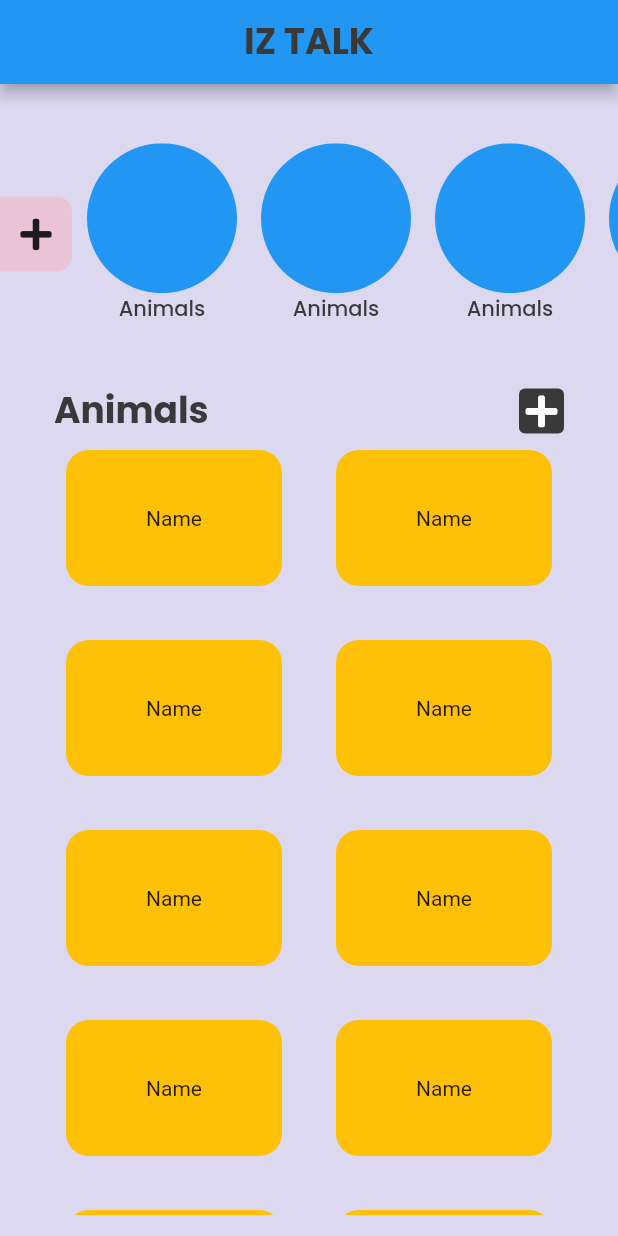
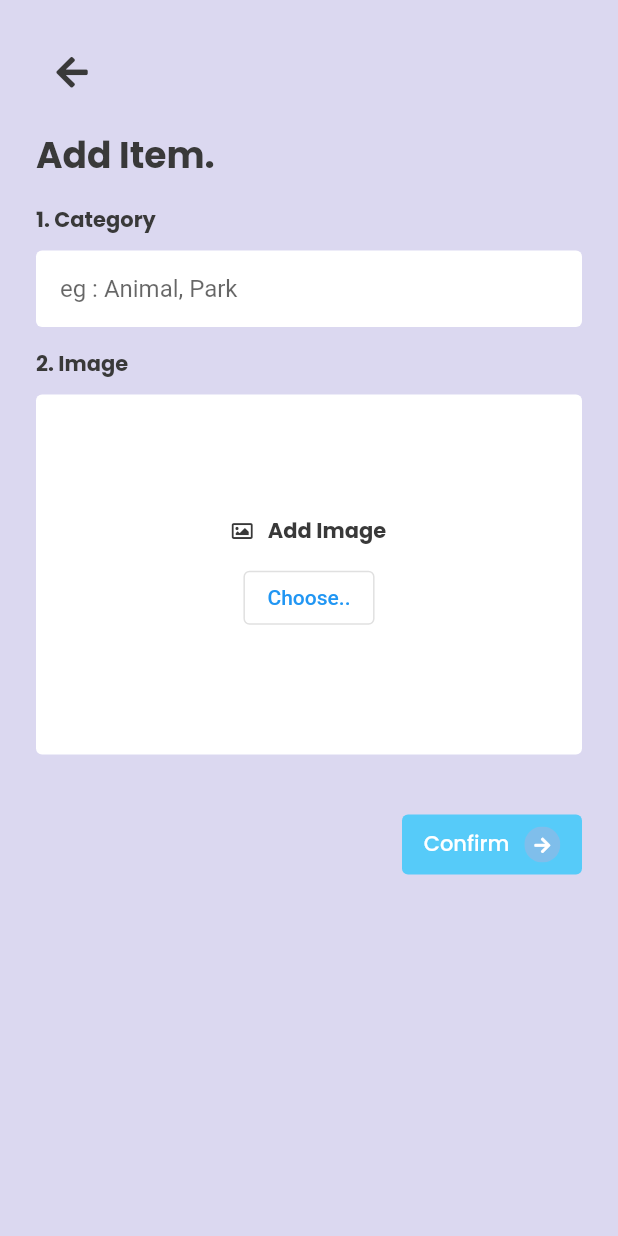
Before and after one commit to SyahidSamad/appfyp, a Flutter app: the screen it shows after launch, after a tap on an icon or button, on a phone screen of 412 x 824 dp. Run offline on Flutter 3.47's test engine with Material 2 defaults, Android fonts, the phone set to English and light mode, and no system bars; our stand-ins replace font_awesome_flutter.

Commit message:
ui: Tambah Add Item Page

```diff
--- a/lib/styles/globalColor.dart
+++ b/lib/styles/globalColor.dart
@@ -3,3 +3,7 @@ import 'package:flutter/material.dart';
 Color primaryColor = Color(0xffDBD8F0);
 Color buttonColor = Color(0xffEAC5D8);
 Color textColor = Color(0xff393939);
+Color bottomCardItemColor = Color(0xffAFBED1);
+Color splashColor = Colors.grey[100].withOpacity(0.4);
+Color confirmButtonColor = Color(0xff56CBF9);
+Color clipOvalColor = Color(0xff7FBEEB);
--- a/lib/styles/globalStyles.dart
+++ b/lib/styles/globalStyles.dart
@@ -1,10 +1,21 @@
 import 'package:flutter/material.dart';
 
 TextStyle getFont(double fontSize, FontWeight fontWeight, [Color colors]) {
-  colors = Color(0xff393939);
+  if (colors == null) {
+    colors = Color(0xff393939);
+  }
   return TextStyle(
       color: colors,
       fontSize: fontSize,
       fontFamily: 'Poppins',
       fontWeight: fontWeight);
 }
+
+BoxDecoration getDeco(Color color) {
+  return BoxDecoration(
+    borderRadius: BorderRadius.all(
+      Radius.circular(4.0),
+    ),
+    color: color,
+  );
+}
--- /dev/null
+++ b/lib/view/addCategory.dart
@@ -0,0 +1,165 @@
+import 'package:appfyp/styles/globalColor.dart';
+import 'package:appfyp/styles/globalStyles.dart';
+import 'package:appfyp/widget/confirmButton.dart';
+import 'package:flutter/material.dart';
+import 'package:font_awesome_flutter/font_awesome_flutter.dart';
+
+class AddCategoryScreen extends StatelessWidget {
+  final Map<String, Widget> iconInContainer = {
+    "Image": FaIcon(
+      FontAwesomeIcons.image,
+      size: 14,
+      color: textColor,
+    ),
+    "Sound": FaIcon(
+      FontAwesomeIcons.music,
+      size: 14,
+      color: textColor,
+    ),
+    "Video(Optional)": FaIcon(
+      FontAwesomeIcons.video,
+      size: 14,
+      color: textColor,
+    )
+  };
+  @override
+  Widget build(BuildContext context) {
+    return Scaffold(
+      backgroundColor: primaryColor,
+      body: SafeArea(
+        child: SingleChildScrollView(
+          child: Container(
+            padding: EdgeInsets.all(24),
+            child: Column(
+              crossAxisAlignment: CrossAxisAlignment.start,
+              children: [
+                IconButton(
+                  icon: Icon(
+                    FontAwesomeIcons.arrowLeft,
+                    color: textColor,
+                  ),
+                  onPressed: () {
+                    Navigator.of(context).pop();
+                  },
+                ),
+                SizedBox(
+                  height: 14,
+                ),
+                Text(
+                  'Add Item.',
+                  style: getFont(24, FontWeight.bold),
+                ),
+                SizedBox(
+                  height: 14,
+                ),
+                fieldContainer(),
+                SizedBox(
+                  height: 14,
+                ),
+                addFilesContainer(2, 'Image'),
+                SizedBox(
+                  height: 40,
+                ),
+                Row(
+                  mainAxisAlignment: MainAxisAlignment.end,
+                  children: [
+                    ConfirmButton(),
+                  ],
+                ),
+                SizedBox(
+                  height: 80,
+                ),
+              ],
+            ),
+          ),
+        ),
+      ),
+    );
+  }
+
+  Widget fieldContainer() {
+    return Container(
+      child: Column(
+        crossAxisAlignment: CrossAxisAlignment.start,
+        children: [
+          Text(
+            '1. Category',
+            style: getFont(14, FontWeight.bold),
+          ),
+          SizedBox(
+            height: 10,
+          ),
+          TextField(
+            decoration: InputDecoration(
+              focusedBorder: OutlineInputBorder(
+                //borderSide: BorderSide.none,
+                borderSide: BorderSide(color: textColor, width: 2.0),
+                borderRadius: BorderRadius.circular(4),
+              ),
+              contentPadding: EdgeInsets.all(16),
+              // enabledBorder: OutlineInputBorder(
+              //   borderSide: BorderSide.none,
+              //   borderRadius: BorderRadius.circular(4),
+              // ),
+              fillColor: Colors.white,
+              filled: true,
+              hintText: 'eg : Animal, Park',
+              border: OutlineInputBorder(
+                borderSide: BorderSide.none,
+                borderRadius: BorderRadius.circular(4),
+              ),
+            ),
+          )
+        ],
+      ),
+    );
+  }
+
+  Widget addFilesContainer(int number, String name) {
+    return Container(
+      child: Column(
+        crossAxisAlignment: CrossAxisAlignment.start,
+        children: [
+          Text(
+            '${number.toString()}. $name',
+            style: getFont(14, FontWeight.bold),
+          ),
+          SizedBox(
+            height: 10,
+          ),
+          Container(
+            decoration: getDeco(Colors.white),
+            height: 240,
+            child: Center(
+              child: Column(
+                mainAxisAlignment: MainAxisAlignment.center,
+                children: [
+                  Row(
+                    mainAxisAlignment: MainAxisAlignment.center,
+                    children: [
+                      iconInContainer[name],
+                      SizedBox(
+                        width: 10,
+                      ),
+                      Text(
+                        'Add $name',
+                        style: getFont(14, FontWeight.bold),
+                      ),
+                    ],
+                  ),
+                  SizedBox(
+                    height: 10,
+                  ),
+                  OutlinedButton(
+                    onPressed: () {},
+                    child: Text('Choose..'),
+                  )
+                ],
+              ),
+            ),
+          )
+        ],
+      ),
+    );
+  }
+}
--- a/lib/widget/categoryList.dart
+++ b/lib/widget/categoryList.dart
@@ -1,5 +1,7 @@
 import 'package:appfyp/styles/globalColor.dart';
 import 'package:appfyp/styles/globalStyles.dart';
+import 'package:appfyp/view/addCategory.dart';
+import 'package:appfyp/view/addItemScreen.dart';
 import 'package:flutter/material.dart';
 import 'package:font_awesome_flutter/font_awesome_flutter.dart';
 
@@ -16,15 +18,14 @@ class CategoryList extends StatelessWidget {
                 itemCount: 10 + 1,
                 itemBuilder: (context, int) =>
                     int == 0 ? Container(width: 50) : circleItem()),
-            addButton(),
+            addButton(context),
           ],
         ));
   }
-}
 
-Widget addButton() {
+  Widget addButton(BuildContext context) {
     return Container(
-    height: 50,
+      height: 42,
       decoration: BoxDecoration(
         color: buttonColor,
         borderRadius: BorderRadius.horizontal(
@@ -32,7 +33,12 @@ Widget addButton() {
       ),
       child: IconButton(
         icon: Icon(FontAwesomeIcons.plus),
-      onPressed: () {},
+        onPressed: () {
+          Navigator.push(
+            context,
+            MaterialPageRoute(builder: (context) => AddCategoryScreen()),
+          );
+        },
       ),
     );
   }
@@ -45,16 +51,25 @@ Widget circleItem() {
         children: [
           ClipOval(
             child: Material(
-            color: Colors.blue, // button color
+              //color: Colors.blue, // button color
               child: InkWell(
                 onLongPress: () {
                   print('long tap');
                 },
-              splashColor: Colors.red, // inkwell color
-              child: SizedBox(width: 100, height: 100),
                 onTap: () {
                   print('tap');
                 },
+                splashColor: splashColor,
+                child: Ink(
+                  width: 100,
+                  height: 100,
+                  decoration: BoxDecoration(
+                    image: DecorationImage(
+                      image: AssetImage("assets/images/gambartry.jpeg"),
+                      fit: BoxFit.cover,
+                    ),
+                  ),
+                ),
               ),
             ),
           ),
@@ -66,3 +81,4 @@ Widget circleItem() {
       ),
     );
   }
+}
--- a/lib/widget/categoryPage.dart
+++ b/lib/widget/categoryPage.dart
@@ -1,5 +1,6 @@
 import 'package:appfyp/styles/globalColor.dart';
 import 'package:appfyp/styles/globalStyles.dart';
+import 'package:appfyp/view/addItemScreen.dart';
 import 'package:flutter/material.dart';
 import 'package:font_awesome_flutter/font_awesome_flutter.dart';
 
@@ -10,7 +11,7 @@ class CategoryPage extends StatelessWidget {
       padding: EdgeInsets.symmetric(horizontal: 36),
       child: Column(
         children: [
-          categoryName(),
+          categoryName(context),
           Expanded(child: listOfItem()),
           SizedBox(height: 14)
         ],
@@ -18,7 +19,7 @@ class CategoryPage extends StatelessWidget {
     );
   }
 
-  Widget categoryName() {
+  Widget categoryName(BuildContext context) {
     return Row(
       mainAxisAlignment: MainAxisAlignment.spaceBetween,
       children: [
@@ -26,13 +27,19 @@ class CategoryPage extends StatelessWidget {
           'Animals',
           style: getFont(24, FontWeight.bold),
         ),
-        addItemButton(),
+        addItemButton(context),
       ],
     );
   }
 
-  Widget addItemButton() {
+  Widget addItemButton(BuildContext context) {
     return InkWell(
+      onTap: () {
+        Navigator.push(
+          context,
+          MaterialPageRoute(builder: (context) => AddItemScreen()),
+        );
+      },
       child: Container(
         decoration: BoxDecoration(
             color: textColor,
@@ -49,6 +56,7 @@ class CategoryPage extends StatelessWidget {
 
   Widget listOfItem() {
     return Scrollbar(
+      thickness: 8,
       child: GridView.builder(
           padding: EdgeInsets.only(bottom: 400),
           //shrinkWrap: true,
@@ -63,14 +71,91 @@ class CategoryPage extends StatelessWidget {
   }
 
   Widget itemCard() {
-    return Padding(
-      padding: const EdgeInsets.all(8.0),
-      child: Container(
-        alignment: Alignment.center,
-        child: Text('Name'),
-        decoration: BoxDecoration(
-            color: Colors.amber, borderRadius: BorderRadius.circular(15)),
+    return Card(
+      elevation: 2,
+      child: SizedBox(
+        //height: 100,
+        child: Column(
+          crossAxisAlignment: CrossAxisAlignment.stretch,
+          children: <Widget>[
+            Expanded(
+              flex: 3,
+              child: InkWell(
+                onTap: () {},
+                splashColor: splashColor,
+                child: Ink(
+                    decoration: BoxDecoration(
+                      borderRadius: BorderRadius.only(
+                          topLeft: Radius.circular(4.0),
+                          topRight: Radius.circular(4.0)),
+                      image: DecorationImage(
+                        image: AssetImage("assets/images/gambartry.jpeg"),
+                        fit: BoxFit.cover,
+                      ),
+                    ),
+                    child: Stack(
+                      children: [
+                        Row(
+                          mainAxisAlignment: MainAxisAlignment.end,
+                          children: [_simplePopup()],
+                        )
+                      ],
+                    )),
+              ),
+            ),
+            Expanded(
+              child: Container(
+                decoration: BoxDecoration(
+                    color: bottomCardItemColor,
+                    borderRadius: BorderRadius.only(
+                        bottomLeft: Radius.circular(4.0),
+                        bottomRight: Radius.circular(4.0))),
+                child: Center(
+                    child: Container(
+                  padding: EdgeInsets.symmetric(horizontal: 14),
+                  child: Row(
+                    mainAxisAlignment: MainAxisAlignment.spaceBetween,
+                    children: [
+                      InkWell(
+                          child: Icon(
+                            FontAwesomeIcons.music,
+                            color: textColor,
+                            size: 14,
+                          ),
+                          onTap: () {}),
+                      Text(
+                        "Bottom",
+                        style: getFont(14, FontWeight.w500),
+                      ),
+                      InkWell(
+                          child: Icon(
+                            FontAwesomeIcons.play,
+                            size: 14,
+                            color: textColor,
+                          ),
+                          onTap: () {}),
+                    ],
+                  ),
+                )),
+              ),
+            ),
+          ],
+        ),
       ),
     );
   }
+
+  Widget _simplePopup() => PopupMenuButton<int>(
+        //padding: EdgeInsets.only(left: 14),
+        itemBuilder: (context) => [
+          PopupMenuItem(
+            value: 1,
+            child: Text("First"),
+          ),
+          PopupMenuItem(
+            value: 2,
+            child: Text("Second"),
+          ),
+        ],
+      );
 }
--- /dev/null
+++ b/lib/widget/confirmButton.dart
@@ -0,0 +1,51 @@
+import 'package:appfyp/styles/globalColor.dart';
+import 'package:appfyp/styles/globalStyles.dart';
+import 'package:flutter/material.dart';
+import 'package:font_awesome_flutter/font_awesome_flutter.dart';
+
+class ConfirmButton extends StatelessWidget {
+  @override
+  Widget build(BuildContext context) {
+    return InkWell(
+      splashColor: splashColor,
+      onTap: () {},
+      child: Ink(
+        padding: EdgeInsets.all(4),
+        height: 40,
+        width: 120,
+        decoration: getDeco(confirmButtonColor),
+        child: Center(
+          child: Row(
+            mainAxisAlignment: MainAxisAlignment.center,
+            children: [
+              Text(
+                'Confirm',
+                style: getFont(14, FontWeight.w500, Colors.white),
+              ),
+              SizedBox(
+                width: 10,
+              ),
+              Stack(
+                alignment: Alignment.center,
+                children: [
+                  ClipOval(
+                    child: Container(
+                      height: 24,
+                      width: 24,
+                      color: clipOvalColor,
+                    ),
+                  ),
+                  FaIcon(
+                    FontAwesomeIcons.arrowRight,
+                    size: 12,
+                    color: Colors.white,
+                  ),
+                ],
+              )
+            ],
+          ),
+        ),
+      ),
+    );
+  }
+}
--- a/pubspec.yaml
+++ b/pubspec.yaml
@@ -46,9 +46,8 @@ flutter:
   uses-material-design: true
 
   # To add assets to your application, add an assets section, like this:
-  # assets:
-  #   - images/a_dot_burr.jpeg
-  #   - images/a_dot_ham.jpeg
+  assets:
+    - assets/images/
 
   # An image asset can refer to one or more resolution-specific "variants", see
   # https://flutter.dev/assets-and-images/#resolution-aware.
```
Also changed, not shown: lib/view/addItemScreen.dart (added, +173 -0 lines), assets/images/gambartry.jpeg (added). Lines whose indentation alone changed are shown as unchanged.
